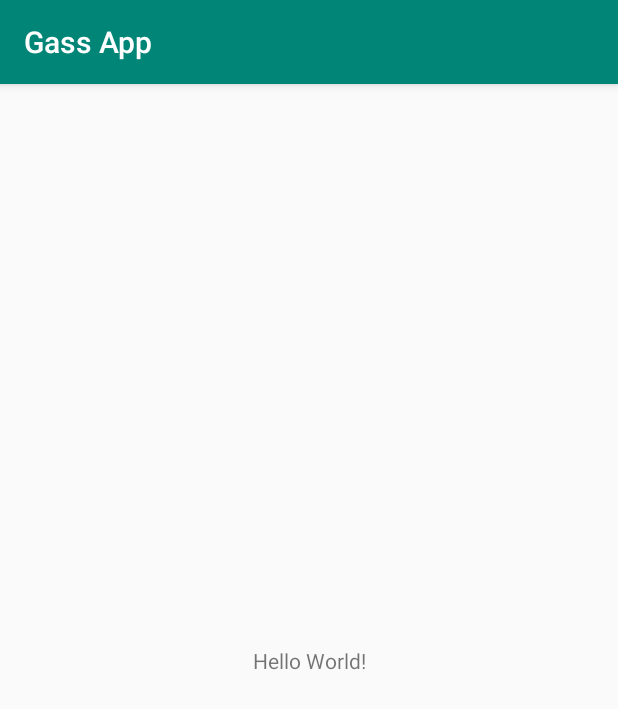
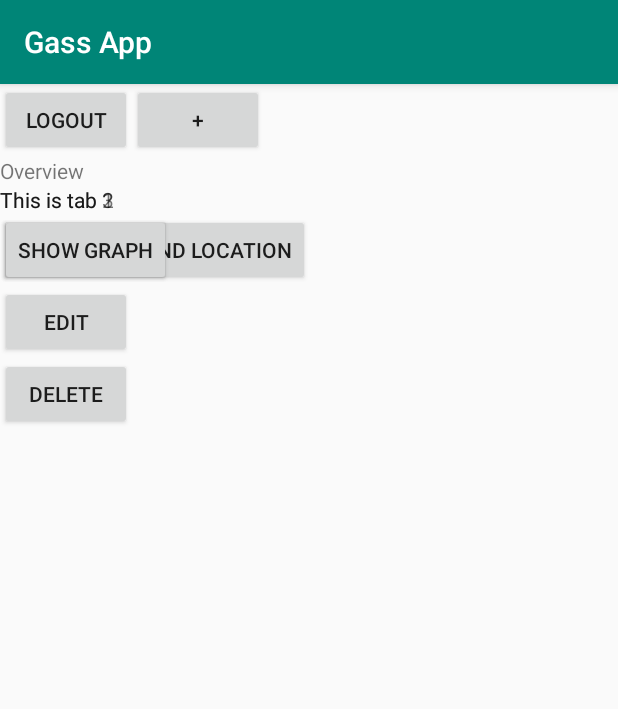
Before and after one commit to JohanDeLijser/GassApp, an Android app: the screen it shows after launch (MainActivity), on a phone screen of 412 x 824 dp. Shown: the top 709 px of the screen. Run offline under Robolectric (Android 15) with nearby library versions, the light colour scheme and no system bars.

Commit message:
First little bits, basic navigation and gui

```diff
--- /dev/null
+++ b/app/src/main/java/nl/gassapp/gassapp/Model/Authentication.java
@@ -0,0 +1,9 @@
+package nl.gassapp.gassapp.Model;
+import android.view.View;
+
+public class Authentication {
+
+    public static void logout() {
+
+    }
+}
--- /dev/null
+++ b/app/src/main/java/nl/gassapp/gassapp/ViewModel/MainActivity.java
@@ -0,0 +1,188 @@
+package nl.gassapp.gassapp.ViewModel;
+
+import android.content.Intent;
+import android.support.v7.app.AppCompatActivity;
+import android.os.Bundle;
+import android.view.View;
+import android.widget.Button;
+import android.widget.TabHost;
+
+import nl.gassapp.gassapp.Model.Authentication;
+import nl.gassapp.gassapp.R;
+
+
+public class MainActivity extends AppCompatActivity {
+
+    private Button logoutButton;
+    private Button addButton;
+
+    private Button showImageAndLocationButton;
+    private Button editButton;
+    private Button deleteButton;
+
+    private Button showMonthGraphButton;
+    private Button showYearGraphButton;
+
+    private Authentication authentication = new Authentication();
+
+    @Override
+    protected void onCreate(Bundle savedInstanceState) {
+        super.onCreate(savedInstanceState);
+        setContentView(R.layout.activity_main);
+
+        TabHost tabHost = (TabHost) findViewById(R.id.tabhost);
+        initTabs(tabHost);
+
+        logoutButton = (Button) findViewById(R.id.logoutButton);
+
+        logoutButton.setOnClickListener(new View.OnClickListener() {
+            @Override
+            public void onClick(View v) {
+                authentication.logout();
+            }
+        });
+
+        addButton = (Button) findViewById(R.id.addButton);
+        handleAddButton(addButton);
+
+
+        showImageAndLocationButton = (Button) findViewById(R.id.showImageAndLocationButton);
+        handleShowImageAndLocationButton(showImageAndLocationButton);
+
+        editButton = (Button) findViewById(R.id.editButton);
+        handleEditButton(editButton);
+
+        deleteButton = (Button) findViewById(R.id.deleteButton);
+        handleDeleteButton(deleteButton);
+
+        showMonthGraphButton = (Button) findViewById(R.id.showMonthGraphButton);
+        handleShowMonthGraphButton(showMonthGraphButton);
+
+        showYearGraphButton = (Button) findViewById(R.id.showYearGraphButton);
+        handleYearGraphButton(showYearGraphButton);
+    }
+
+    /**
+     * Initializes tabs and their content
+     * @param tabHost
+     */
+    private static void initTabs(TabHost tabHost) {
+        tabHost.setup();
+
+        TabHost.TabSpec spec = tabHost.newTabSpec("Single");
+        spec.setContent(R.id.tab1);
+        spec.setIndicator("Single");
+        tabHost.addTab(spec);
+
+        spec = tabHost.newTabSpec("Month");
+        spec.setContent(R.id.tab2);
+        spec.setIndicator("Month");
+        tabHost.addTab(spec);
+
+        spec = tabHost.newTabSpec("Year");
+        spec.setContent(R.id.tab3);
+        spec.setIndicator("Year");
+        tabHost.addTab(spec);
+    }
+
+    /**
+     * Handles onclick for specific button
+     * @param addButton
+     */
+    private void handleAddButton(Button addButton) {
+        addButton.setOnClickListener(new View.OnClickListener() {
+            @Override
+            public void onClick(View v) {
+                openAddRefuelActivity();
+            }
+        });
+    }
+
+    private void handleShowImageAndLocationButton(Button showImageAndLocationButton) {
+        showImageAndLocationButton.setOnClickListener(new View.OnClickListener() {
+            @Override
+            public void onClick(View v) {
+                openImageAndLocationActivity();
+            }
+        });
+    }
+
+    private void handleEditButton(Button editButton) {
+        editButton.setOnClickListener(new View.OnClickListener() {
+            @Override
+            public void onClick(View v) {
+                openEditActivity();
+            }
+        });
+    }
+
+    private void handleDeleteButton(Button deleteButton) {
+
+    }
+
+    /**
+     * Handles onclick for specific button
+     * @param showMonthGraphButton
+     */
+    private void handleShowMonthGraphButton(Button showMonthGraphButton) {
+        showMonthGraphButton.setOnClickListener(new View.OnClickListener() {
+            @Override
+            public void onClick(View v) {
+                openMonthGraphActivity();
+            }
+        });
+    }
+
+    /**
+     * Handles onclick for specific button
+     * @param showYearGraphButton
+     */
+    private void handleYearGraphButton(Button showYearGraphButton) {
+        showYearGraphButton.setOnClickListener(new View.OnClickListener() {
+            @Override
+            public void onClick(View v) {
+                openYearGraphActivity();
+            }
+        });
+    }
+
+    /**
+     * Opens the add refuel activity
+     */
+    private void openAddRefuelActivity() {
+        Intent addRefuelIntent = new Intent(this, AddRefuelActivity.class);
+        startActivity(addRefuelIntent);
+    }
+
+    /**
+     * Opens the image and location activity
+     */
+    private void openImageAndLocationActivity() {
+        Intent imageAndLoctionIntent = new Intent(this, ImageAndLocationActivity.class);
+        startActivity(imageAndLoctionIntent);
+    }
+
+    /**
+     * Opens the image and location activity
+     */
+    private void openEditActivity() {
+        Intent editIntent = new Intent(this, EditRefuelActivity.class);
+        startActivity(editIntent);
+    }
+
+    /**
+     * Opens the month graph activity
+     */
+    private void openMonthGraphActivity() {
+        Intent graphIntent = new Intent(this, GraphActivity.class);
+        startActivity(graphIntent);
+    }
+
+    /**
+     * Opens the year graph activity
+     */
+    private void openYearGraphActivity() {
+        Intent graphIntent = new Intent(this, GraphActivity.class);
+        startActivity(graphIntent);
+    }
+}
--- a/app/src/main/res/layout/activity_main.xml
+++ b/app/src/main/res/layout/activity_main.xml
@@ -1,19 +1,139 @@
 <?xml version="1.0" encoding="utf-8"?>
-<android.support.constraint.ConstraintLayout
+<LinearLayout
     xmlns:android="http://schemas.android.com/apk/res/android"
     xmlns:tools="http://schemas.android.com/tools"
     xmlns:app="http://schemas.android.com/apk/res-auto"
     android:layout_width="match_parent"
     android:layout_height="match_parent"
-    tools:context=".MainActivity">
+    tools:context=".ViewModel.MainActivity"
+    android:orientation="vertical">
 
-    <TextView
-        android:layout_width="wrap_content"
+    <LinearLayout
+        android:layout_width="match_parent"
         android:layout_height="wrap_content"
-        android:text="Hello World!"
-        app:layout_constraintBottom_toBottomOf="parent"
-        app:layout_constraintLeft_toLeftOf="parent"
-        app:layout_constraintRight_toRightOf="parent"
-        app:layout_constraintTop_toTopOf="parent" />
+        android:orientation="horizontal">
 
-</android.support.constraint.ConstraintLayout>
+        <Button
+            android:id="@+id/logoutButton"
+            android:layout_width="wrap_content"
+            android:layout_height="wrap_content"
+            android:text="Logout"/>
+
+        <Button
+            android:id="@+id/addButton"
+            android:layout_width="wrap_content"
+            android:layout_height="wrap_content"
+            android:text="+"/>
+
+    </LinearLayout>
+
+    <LinearLayout
+        android:layout_width="match_parent"
+        android:layout_height="wrap_content"
+        android:orientation="vertical">
+
+        <TextView
+            android:layout_width="wrap_content"
+            android:layout_height="wrap_content"
+            android:text="Overview" />
+
+    </LinearLayout>
+
+    <LinearLayout
+        android:layout_width="match_parent"
+        android:layout_height="wrap_content"
+        android:orientation="vertical">
+
+        <TabHost
+            android:id="@+id/tabhost"
+            android:layout_width="match_parent"
+            android:layout_height="match_parent">
+
+            <LinearLayout
+                android:layout_width="match_parent"
+                android:layout_height="match_parent"
+                android:orientation="vertical">
+
+                <TabWidget
+                    android:id="@android:id/tabs"
+                    android:layout_width="match_parent"
+                    android:layout_height="wrap_content">
+                </TabWidget>
+
+                <FrameLayout
+                    android:id="@android:id/tabcontent"
+                    android:layout_width="match_parent"
+                    android:layout_height="match_parent">
+
+                    <!-- tab 1 -->
+                    <LinearLayout
+                        android:id="@+id/tab1"
+                        android:layout_width="match_parent"
+                        android:layout_height="match_parent"
+                        android:orientation="vertical">
+                        <TextView
+                            android:layout_width="match_parent"
+                            android:layout_height="wrap_content"
+                            android:text="This is tab 1"/>
+
+                        <Button
+                            android:id="@+id/showImageAndLocationButton"
+                            android:layout_width="wrap_content"
+                            android:layout_height="wrap_content"
+                            android:text="View image and location" />
+
+                        <Button
+                            android:id="@+id/editButton"
+                            android:layout_width="wrap_content"
+                            android:layout_height="wrap_content"
+                            android:text="Edit" />
+
+                        <Button
+                            android:id="@+id/deleteButton"
+                            android:layout_width="wrap_content"
+                            android:layout_height="wrap_content"
+                            android:text="Delete" />
+                    </LinearLayout>
+
+                    <!-- tab 2 -->
+                    <LinearLayout
+                        android:id="@+id/tab2"
+                        android:layout_width="match_parent"
+                        android:layout_height="match_parent"
+                        android:orientation="vertical">
+
+                        <TextView
+                            android:layout_width="match_parent"
+                            android:layout_height="wrap_content"
+                            android:text="This is tab 2"/>
+
+                        <Button
+                            android:id="@+id/showMonthGraphButton"
+                            android:layout_width="wrap_content"
+                            android:layout_height="wrap_content"
+                            android:text="Show graph" />
+                    </LinearLayout>
+
+                    <!-- tab 3 -->
+                    <LinearLayout
+                        android:id="@+id/tab3"
+                        android:layout_width="match_parent"
+                        android:layout_height="match_parent"
+                        android:orientation="vertical">
+                        <TextView
+                            android:layout_width="match_parent"
+                            android:layout_height="wrap_content"
+                            android:text="This is tab 3"/>
+
+                        <Button
+                            android:id="@+id/showYearGraphButton"
+                            android:layout_width="wrap_content"
+                            android:layout_height="wrap_content"
+                            android:text="Show graph" />
+                    </LinearLayout>
+
+                </FrameLayout>
+            </LinearLayout>
+        </TabHost>
+    </LinearLayout>
+</LinearLayout>
```
Also changed, not shown: app/src/main/AndroidManifest.xml (+7 -3 lines), app/src/main/java/nl/gassapp/gassapp/ViewModel/AddRefuelActivity.java (renamed from app/src/main/java/nl/gassapp/gassapp/MainActivity.java, +5 -3 lines), app/src/main/java/nl/gassapp/gassapp/ViewModel/EditRefuelActivity.java (added, +15 -0 lines), app/src/main/java/nl/gassapp/gassapp/ViewModel/GraphActivity.java (added, +15 -0 lines), app/src/main/java/nl/gassapp/gassapp/ViewModel/ImageAndLocationActivity.java (added, +15 -0 lines), app/src/main/res/layout/activity_add_refuel.xml (added, +9 -0 lines), app/src/main/res/layout/activity_edit_refuel.xml (added, +9 -0 lines), app/src/main/res/layout/activity_graph.xml (added, +16 -0 lines), app/src/main/res/layout/activity_image_and_location.xml (added, +9 -0 lines).
